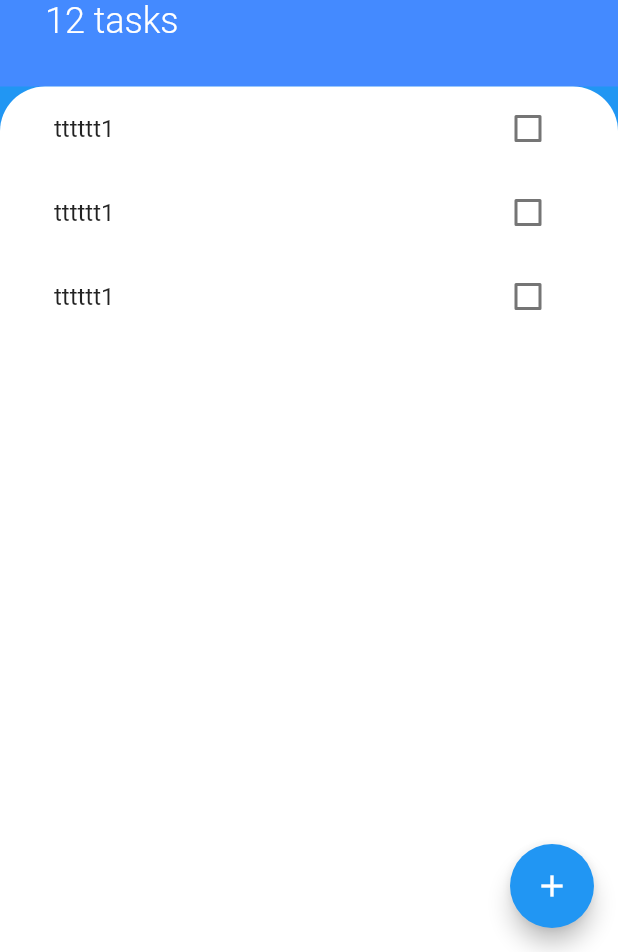
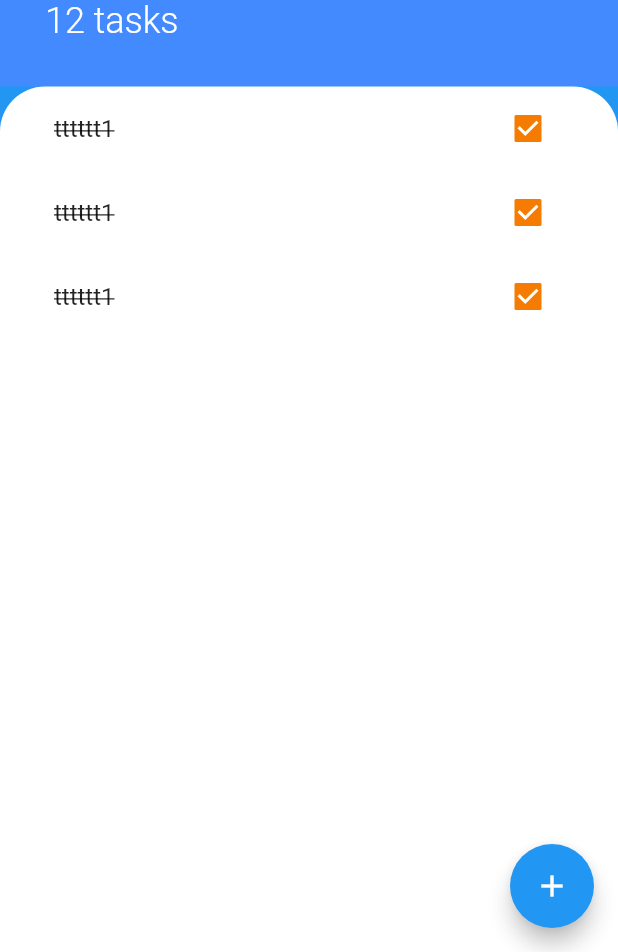
Before and after one commit to jerry1101/todoey_init_flutter, a Flutter app: the screen it shows after launch, on a phone screen of 412 x 824 dp, the part 284-1236 px from its top. Run offline on Flutter 3.47's test engine with Material 2 defaults, Android fonts, the phone set to English and light mode, and no system bars.

Commit message:
Change text format by callback

```diff
--- a/lib/widgets/task_tile.dart
+++ b/lib/widgets/task_tile.dart
@@ -2,41 +2,72 @@ import 'dart:ui';
 
 import 'package:flutter/material.dart';
 
-class TaskTile extends StatelessWidget {
+class TaskTile extends StatefulWidget {
   const TaskTile({
     Key key,
   }) : super(key: key);
 
   @override
+  _TaskTileState createState() => _TaskTileState();
+}
+
+class _TaskTileState extends State<TaskTile> {
+  void checkboxCallback(bool checkboxStatus) {
+    setState(() {
+      isChecked = checkboxStatus;
+    });
+  }
+
+  bool isChecked = true;
+  @override
   Widget build(BuildContext context) {
     return ListTile(
-      title: Text('tttttt1'),
-      trailing: TaskCheckbox(),
+      title: Text(
+        'tttttt1',
+        style: TextStyle(
+            decoration: isChecked ? TextDecoration.lineThrough : null),
+      ),
+      trailing: TaskCheckbox(isChecked, checkboxCallback),
     );
   }
 }
 
-class TaskCheckbox extends StatefulWidget {
-  const TaskCheckbox({
-    Key key,
-  }) : super(key: key);
-
-  @override
-  _TaskCheckboxState createState() => _TaskCheckboxState();
-}
-
-class _TaskCheckboxState extends State<TaskCheckbox> {
-  bool _isChecked = false;
+class TaskCheckbox extends StatelessWidget {
+  final isChecked;
+  final callbackfunction;
+  TaskCheckbox(this.isChecked, this.callbackfunction);
   @override
   Widget build(BuildContext context) {
     return Checkbox(
       activeColor: Colors.orange[700],
-      value: _isChecked,
+      value: isChecked,
       onChanged: (newValue) {
-        setState(() {
-          _isChecked = newValue;
-        });
+        callbackfunction(newValue);
       },
     );
   }
 }
+// class TaskCheckbox extends StatefulWidget {
+//   const TaskCheckbox({
+//     Key key,
+//   }) : super(key: key);
+
+//   @override
+//   _TaskCheckboxState createState() => _TaskCheckboxState();
+// }
+
+// class _TaskCheckboxState extends State<TaskCheckbox> {
+//   bool _isChecked = false;
+//   @override
+//   Widget build(BuildContext context) {
+//     return Checkbox(
+//       activeColor: Colors.orange[700],
+//       value: _isChecked,
+//       onChanged: (newValue) {
+//         setState(() {
+//           _isChecked = newValue;
+//         });
+//       },
+//     );
+//   }
+// }
```
